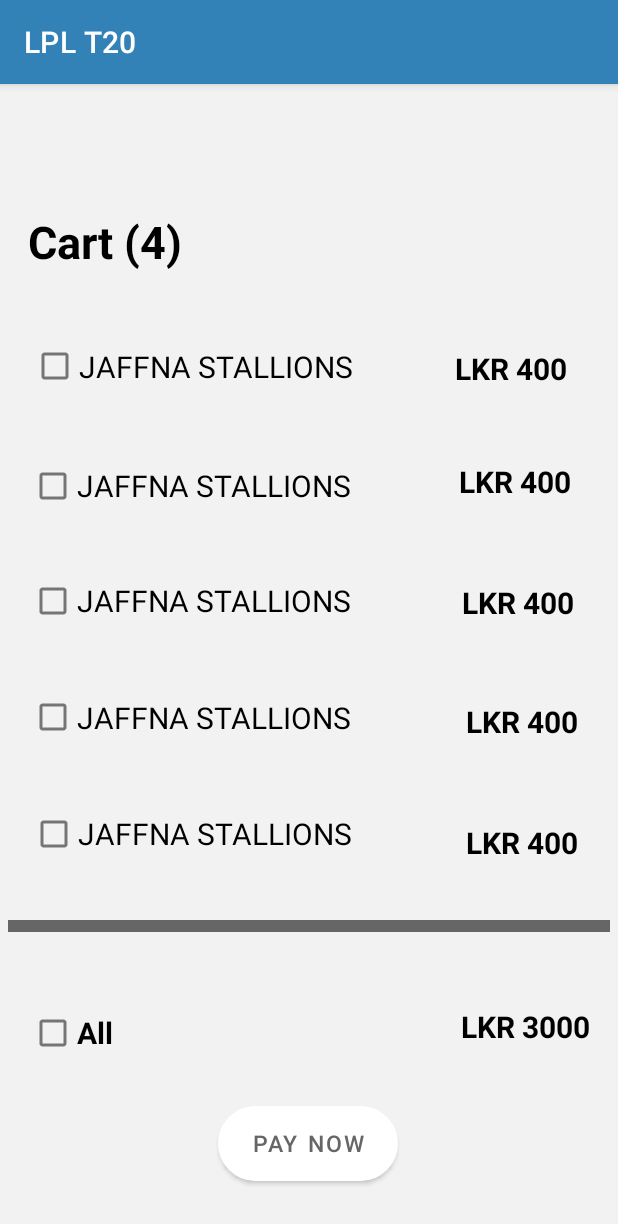
After one commit to Buddhima-JD3/MAD-ABTS, an Android app: the Cart screen opened directly, with no data from a screen before it, on a phone screen of 412 x 824 dp. The commit adds this screen. Shown: the top 1224 px of the screen. Run offline under Robolectric (Android 15) with nearby library versions, the phone set to English and light mode, and no system bars; Roboto replaces fonts that are not available here.

Commit message:
added cart and payment

```diff
--- a/app/src/main/AndroidManifest.xml
+++ b/app/src/main/AndroidManifest.xml
@@ -9,7 +9,9 @@
         android:roundIcon="@mipmap/ic_launcher_round"
         android:supportsRtl="true"
         android:theme="@style/Theme.ABTS">
-        <activity android:name=".productdetails"></activity>
+        <activity android:name=".paymentdetails"></activity>
+        <activity android:name=".Cart" />
+        <activity android:name=".productdetails" />
         <activity android:name=".teamstats" />
         <activity android:name=".adminlive" />
         <activity android:name=".adminmatches" />
--- /dev/null
+++ b/app/src/main/java/com/mad/abts/Cart.java
@@ -0,0 +1,14 @@
+package com.mad.abts;
+
+import androidx.appcompat.app.AppCompatActivity;
+
+import android.os.Bundle;
+
+public class Cart extends AppCompatActivity {
+
+    @Override
+    protected void onCreate(Bundle savedInstanceState) {
+        super.onCreate(savedInstanceState);
+        setContentView(R.layout.activity_cart);
+    }
+}
--- /dev/null
+++ b/app/src/main/res/layout/activity_cart.xml
@@ -0,0 +1,231 @@
+<?xml version="1.0" encoding="utf-8"?>
+<androidx.constraintlayout.widget.ConstraintLayout xmlns:android="http://schemas.android.com/apk/res/android"
+    xmlns:app="http://schemas.android.com/apk/res-auto"
+    xmlns:tools="http://schemas.android.com/tools"
+    android:layout_width="match_parent"
+    android:layout_height="match_parent"
+    android:background="@color/backgroundclr"
+    tools:context=".Cart">
+
+    <TextView
+        android:id="@+id/cartview"
+        android:layout_width="182dp"
+        android:layout_height="52dp"
+        android:layout_marginTop="64dp"
+        android:text="@string/cartview"
+        android:textColor="@color/black"
+        android:textSize="30sp"
+        android:textStyle="bold"
+        app:layout_constraintBottom_toTopOf="@+id/cartproduct1"
+        app:layout_constraintEnd_toEndOf="parent"
+        app:layout_constraintHorizontal_bias="0.082"
+        app:layout_constraintStart_toStartOf="parent"
+        app:layout_constraintTop_toTopOf="parent" />
+
+    <CheckBox
+        android:id="@+id/cartproduct1"
+        android:layout_width="251dp"
+        android:layout_height="63dp"
+        android:text="@string/cartproduct1"
+        android:textSize="20sp"
+        app:layout_constraintBottom_toBottomOf="parent"
+        app:layout_constraintEnd_toEndOf="parent"
+        app:layout_constraintHorizontal_bias="0.13"
+        app:layout_constraintStart_toStartOf="parent"
+        app:layout_constraintTop_toTopOf="parent"
+        app:layout_constraintVertical_bias="0.222" />
+
+    <TextView
+        android:id="@+id/cartproductprice1"
+        android:layout_width="105dp"
+        android:layout_height="33dp"
+        android:gravity="center"
+        android:text="@string/cartproductprice1"
+        android:textColor="@color/black"
+        android:textSize="20sp"
+        android:textStyle="bold"
+        app:layout_constraintBottom_toBottomOf="parent"
+        app:layout_constraintEnd_toEndOf="parent"
+        app:layout_constraintHorizontal_bias="0.468"
+        app:layout_constraintStart_toEndOf="@+id/cartproduct1"
+        app:layout_constraintTop_toBottomOf="@+id/cartview"
+        app:layout_constraintVertical_bias="0.061" />
+
+    <TextView
+        android:id="@+id/cartproductprice2"
+        android:layout_width="102dp"
+        android:layout_height="36dp"
+        android:gravity="center"
+        android:text="@string/cartproductprice2"
+        android:textColor="@color/black"
+        android:textSize="20sp"
+        android:textStyle="bold"
+        app:layout_constraintBottom_toBottomOf="parent"
+        app:layout_constraintEnd_toEndOf="parent"
+        app:layout_constraintHorizontal_bias="0.484"
+        app:layout_constraintStart_toEndOf="@+id/cartproduct2"
+        app:layout_constraintTop_toBottomOf="@+id/cartproductprice1"
+        app:layout_constraintVertical_bias="0.078" />
+
+    <CheckBox
+        android:id="@+id/cartproduct2"
+        android:layout_width="257dp"
+        android:layout_height="56dp"
+        android:text="@string/cartproduct2"
+        android:textSize="20sp"
+        app:layout_constraintBottom_toBottomOf="parent"
+        app:layout_constraintEnd_toEndOf="parent"
+        app:layout_constraintHorizontal_bias="0.123"
+        app:layout_constraintStart_toStartOf="parent"
+        app:layout_constraintTop_toBottomOf="@+id/cartproduct1"
+        app:layout_constraintVertical_bias="0.04" />
+
+    <CheckBox
+        android:id="@+id/cartproduct3"
+        android:layout_width="256dp"
+        android:layout_height="60dp"
+        android:text="@string/cartproduct3"
+        android:textSize="20sp"
+        app:layout_constraintBottom_toBottomOf="parent"
+        app:layout_constraintEnd_toEndOf="parent"
+        app:layout_constraintHorizontal_bias="0.122"
+        app:layout_constraintStart_toStartOf="parent"
+        app:layout_constraintTop_toBottomOf="@+id/cartproduct2"
+        app:layout_constraintVertical_bias="0.046" />
+
+    <TextView
+        android:id="@+id/cartproductprice3"
+        android:layout_width="101dp"
+        android:layout_height="36dp"
+        android:gravity="center"
+        android:text="@string/cartproductprice"
+        android:textColor="@color/black"
+        android:textSize="20sp"
+        android:textStyle="bold"
+        app:layout_constraintBottom_toBottomOf="parent"
+        app:layout_constraintEnd_toEndOf="parent"
+        app:layout_constraintHorizontal_bias="0.542"
+        app:layout_constraintStart_toEndOf="@+id/cartproduct3"
+        app:layout_constraintTop_toBottomOf="@+id/cartproductprice2"
+        app:layout_constraintVertical_bias="0.1" />
+
+    <TextView
+        android:id="@+id/cartproductprice4"
+        android:layout_width="96dp"
+        android:layout_height="34dp"
+        android:gravity="center"
+        android:text="@string/cartproductprice4"
+        android:textColor="@color/black"
+        android:textSize="20sp"
+        android:textStyle="bold"
+        app:layout_constraintBottom_toBottomOf="parent"
+        app:layout_constraintEnd_toEndOf="parent"
+        app:layout_constraintHorizontal_bias="0.567"
+        app:layout_constraintStart_toEndOf="@+id/cartproduct4"
+        app:layout_constraintTop_toBottomOf="@+id/cartproductprice3"
+        app:layout_constraintVertical_bias="0.119" />
+
+    <CheckBox
+        android:id="@+id/cartproduct4"
+        android:layout_width="259dp"
+        android:layout_height="58dp"
+        android:text="@string/cartproduct4"
+        android:textColor="@color/black"
+        android:textSize="20sp"
+        app:layout_constraintBottom_toBottomOf="parent"
+        app:layout_constraintEnd_toEndOf="parent"
+        app:layout_constraintHorizontal_bias="0.125"
+        app:layout_constraintStart_toStartOf="parent"
+        app:layout_constraintTop_toBottomOf="@+id/cartproduct3"
+        app:layout_constraintVertical_bias="0.056" />
+
+    <CheckBox
+        android:id="@+id/cartproduct5"
+        android:layout_width="261dp"
+        android:layout_height="60dp"
+        android:text="@string/cartproduct5"
+        android:textSize="20sp"
+        app:layout_constraintBottom_toBottomOf="parent"
+        app:layout_constraintEnd_toEndOf="parent"
+        app:layout_constraintHorizontal_bias="0.131"
+        app:layout_constraintStart_toStartOf="parent"
+        app:layout_constraintTop_toBottomOf="@+id/cartproduct4"
+        app:layout_constraintVertical_bias="0.072" />
+
+    <TextView
+        android:id="@+id/cartproductprice5"
+        android:layout_width="96dp"
+        android:layout_height="34dp"
+        android:gravity="center"
+        android:text="@string/cartproductprice5"
+        android:textColor="@color/black"
+        android:textSize="20sp"
+        android:textStyle="bold"
+        app:layout_constraintBottom_toBottomOf="parent"
+        app:layout_constraintEnd_toEndOf="parent"
+        app:layout_constraintHorizontal_bias="0.529"
+        app:layout_constraintStart_toEndOf="@+id/cartproduct5"
+        app:layout_constraintTop_toBottomOf="@+id/cartproductprice4"
+        app:layout_constraintVertical_bias="0.159" />
+
+    <TextView
+        android:id="@+id/carttotalline"
+        android:layout_width="401dp"
+        android:layout_height="8dp"
+        android:background="@color/productdetailsbtn"
+        android:gravity="center_horizontal"
+        android:textSize="25sp"
+        app:layout_constraintBottom_toBottomOf="parent"
+        app:layout_constraintEnd_toEndOf="parent"
+        app:layout_constraintStart_toStartOf="parent"
+        app:layout_constraintTop_toBottomOf="@+id/cartproduct5"
+        app:layout_constraintVertical_bias="0.12" />
+
+    <CheckBox
+        android:id="@+id/cartall"
+        android:layout_width="258dp"
+        android:layout_height="56dp"
+        android:text="@string/cartail"
+        android:textColor="@color/black"
+        android:textSize="20sp"
+        android:textStyle="bold"
+        app:layout_constraintBottom_toTopOf="@+id/cardbtn"
+        app:layout_constraintEnd_toEndOf="parent"
+        app:layout_constraintHorizontal_bias="0.127"
+        app:layout_constraintStart_toStartOf="parent"
+        app:layout_constraintTop_toBottomOf="@+id/carttotalline"
+        app:layout_constraintVertical_bias="0.66" />
+
+    <TextView
+        android:id="@+id/carttotal"
+        android:layout_width="101dp"
+        android:layout_height="36dp"
+        android:gravity="center"
+        android:text="@string/cartotal"
+        android:textColor="@color/black"
+        android:textSize="20sp"
+        android:textStyle="bold"
+        app:layout_constraintBottom_toBottomOf="parent"
+        app:layout_constraintEnd_toEndOf="parent"
+        app:layout_constraintHorizontal_bias="0.666"
+        app:layout_constraintStart_toEndOf="@+id/cartall"
+        app:layout_constraintTop_toBottomOf="@+id/carttotalline"
+        app:layout_constraintVertical_bias="0.273" />
+
+    <Button
+        android:id="@+id/cardbtn"
+        android:layout_width="wrap_content"
+        android:layout_height="wrap_content"
+        android:background="@drawable/productdetails"
+        android:text="@string/cardbtn"
+        android:textColor="@color/productdetailsbtn"
+        android:textSize="15sp"
+        app:backgroundTint="@color/white"
+        app:layout_constraintBottom_toBottomOf="parent"
+        app:layout_constraintEnd_toEndOf="parent"
+        app:layout_constraintHorizontal_bias="0.498"
+        app:layout_constraintStart_toStartOf="parent"
+        app:layout_constraintTop_toBottomOf="@+id/carttotalline"
+        app:layout_constraintVertical_bias="0.761" />
+
+</androidx.constraintlayout.widget.ConstraintLayout>
--- a/app/src/main/res/values/strings.xml
+++ b/app/src/main/res/values/strings.xml
@@ -150,4 +150,34 @@
     <string name="home">home</string>
     <string name="matchesicon1">matches</string>
     <string name="teamicon1">team</string>
+    <string name="cartview">Cart (4)</string>
+    <string name="cartproduct1">JAFFNA STALLIONS</string>
+    <string name="cartproductprice1">LKR 400</string>
+    <string name="cartproduct2">JAFFNA STALLIONS</string>
+    <string name="cartproductprice2">LKR 400</string>
+    <string name="cartproduct3">JAFFNA STALLIONS</string>
+    <string name="cartproductprice">LKR 400</string>
+    <string name="cartproduct4">JAFFNA STALLIONS</string>
+    <string name="cartproductprice4">LKR  400</string>
+    <string name="cartproduct5">JAFFNA STALLIONS</string>
+    <string name="cartproductprice5">LKR 400</string>
+    <string name="cartail">All</string>
+    <string name="cartotal">LKR 3000</string>
+    <string name="cardbtn">PAY NOW</string>
+    <string name="paymentdetails">Payment Details</string>
+    <string name="paymentview1">Name</string>
+    <string name="paymentname">Sandaru Pusswedilla</string>
+    <string name="paymentview2">Address</string>
+    <string name="paymentaddre">80, Galenbidunu wewa,  Anuradhapura</string>
+    <string name="paymentview3">CIty</string>
+    <string name="paymentcity">Anuradhapura</string>
+    <string name="payment4">Zip Code</string>
+    <string name="paymentview5">Contact Number</string>
+    <string name="paymentzip">3500</string>
+    <string name="paymentcontact">0715484568</string>
+    <string name="paymentaddress">80, Galenbiduna Wewa, Anuradhapura</string>
+    <string name="paymentmethod">Payment Method</string>
+    <string name="paymentmeth1">Cash On Delivery</string>
+    <string name="paymentmethod2">Card On Delivery</string>
+    <string name="checkout">Check Out</string>
 </resources>
```
Also changed, not shown: app/src/main/java/com/mad/abts/paymentdetails.java (added, +14 -0 lines), app/src/main/res/layout/activity_paymentdetails.xml (added, +237 -0 lines).
